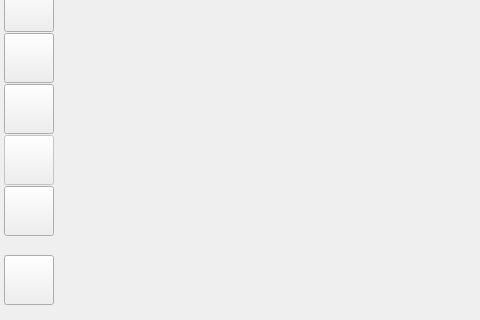
The window that ui/main_window.ui (zkovari/plotlyst) describes before a commit, drawn with Qt 5; both pictures show x 0 to 480 and y 97 to 417 of the 754 by 605 pixel window.
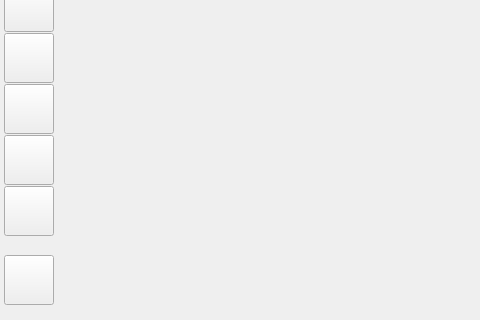
The same window after the commit.

Commit message: Worldbuilding panel

```diff
--- a/ui/main_window.ui
+++ b/ui/main_window.ui
@@ -230,7 +230,7 @@
            <item>
             <widget class="QToolButton" name="btnWorld">
              <property name="enabled">
-              <bool>false</bool>
+              <bool>true</bool>
              </property>
              <property name="minimumSize">
               <size>
```
Left out of the diff: 5 changed lines with no effect on the pictures. The commit also changes 3 other files.
